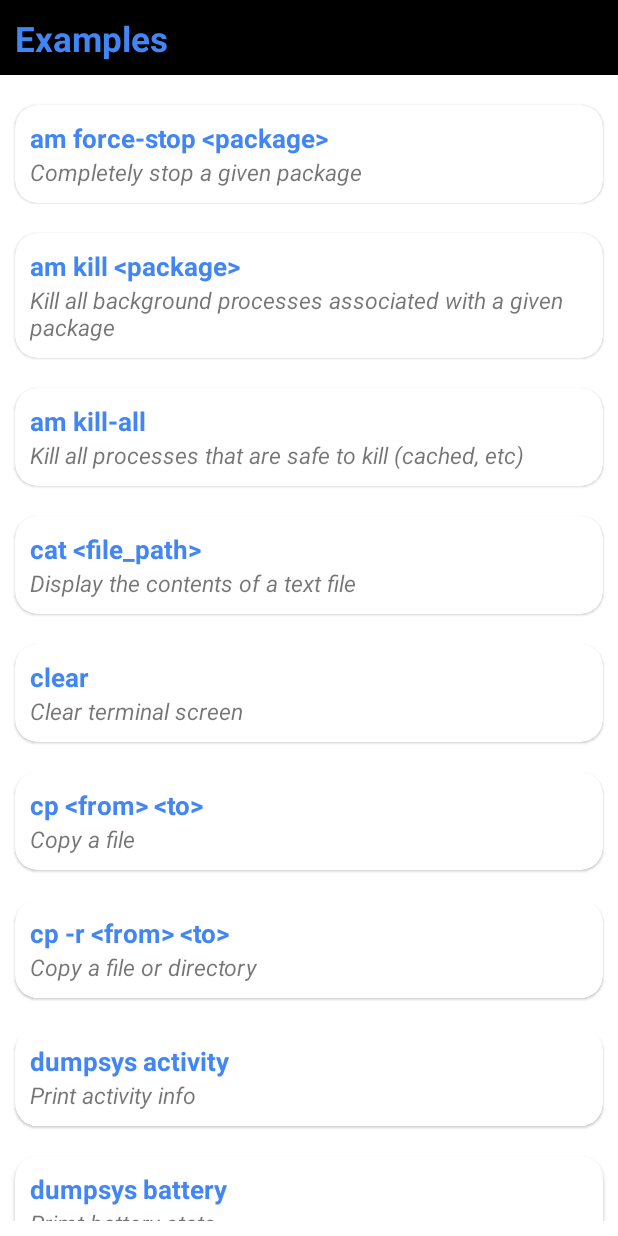
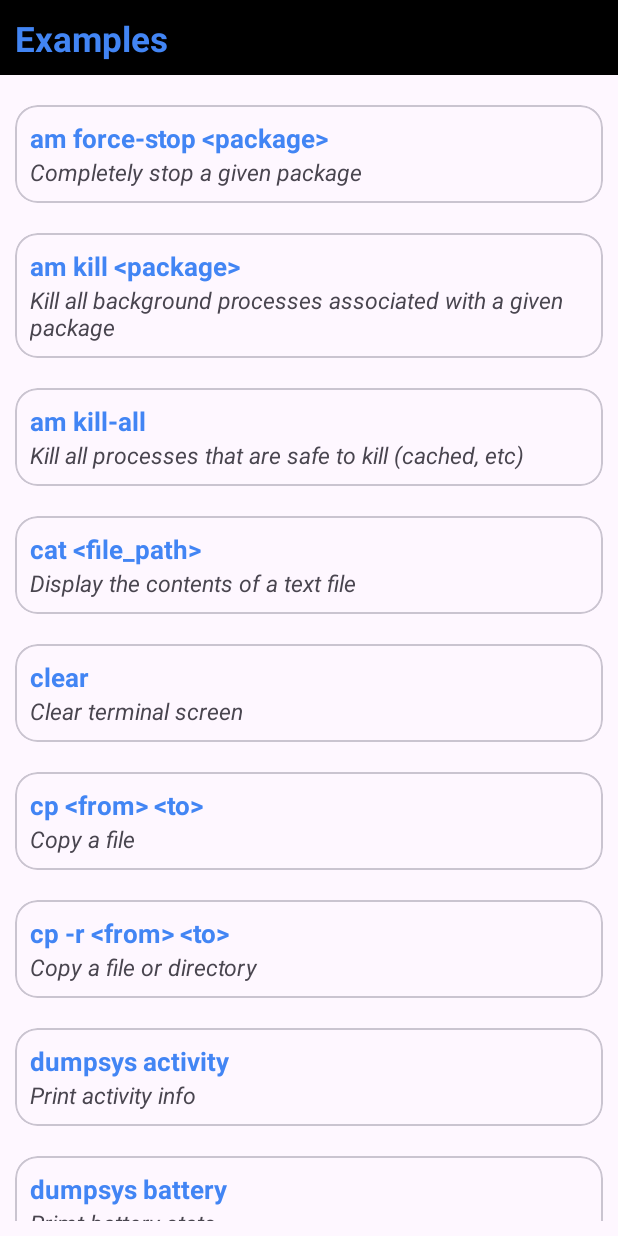
Before and after one commit to emtee40/adbShell-Shizuku, an Android app: the ExamplesActivity screen opened directly, with no data from a screen before it, on a phone screen of 412 x 824 dp. Run offline under Robolectric (Android 15) with nearby library versions, the phone set to English and light mode, and no system bars; libraries missing offline, so code that uses them is left out: rikka.shizuku.

Commit message:
Switched to Material3 DayNight theme
Signed-off-by: sunilpaulmathew <sunil.kde@gmail.com>

```diff
--- a/app/src/main/res/values/styles.xml
+++ b/app/src/main/res/values/styles.xml
@@ -1,5 +1,5 @@
 <resources>
-    <style name="AppTheme" parent="Theme.MaterialComponents.DayNight.NoActionBar">
+    <style name="AppTheme" parent="Theme.Material3.DayNight.NoActionBar">
         <item name="windowNoTitle">true</item>
         <item name="colorSecondary">@color/colorBlue</item>
         <item name="android:statusBarColor">@color/colorBlack</item>
```
